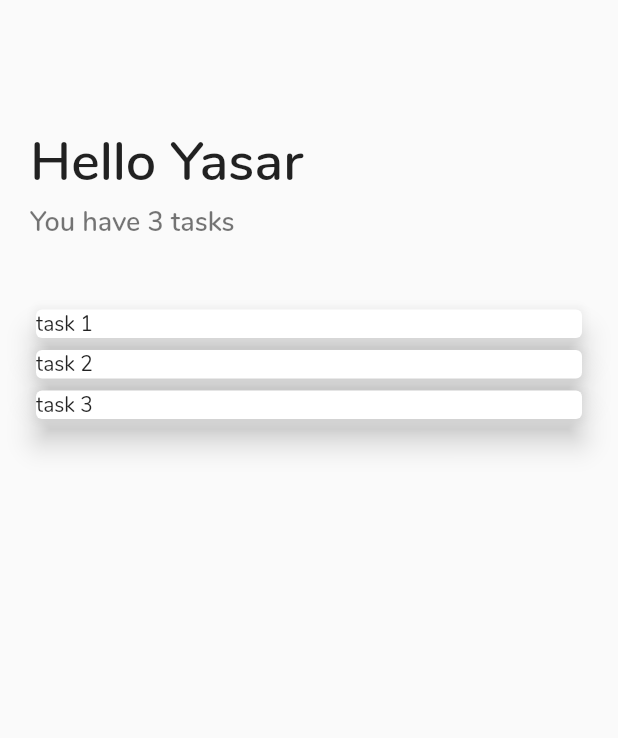
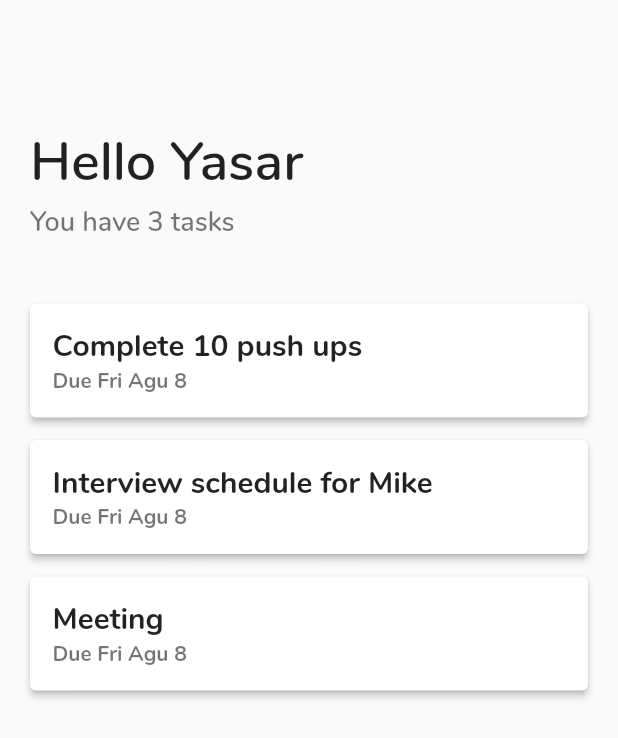
Before and after one commit to yasarb/flutter_todo, a Flutter app: the screen it shows after launch, on a phone screen of 412 x 824 dp. Shown: the top 738 px of the screen. Run offline on Flutter 3.47's test engine with Material 2 defaults, Android fonts, the phone set to English and light mode, and no system bars.

Commit message:
Add dismiss function by swiping cards

```diff
--- a/flutter_todo/lib/src/widgets/task_list.dart
+++ b/flutter_todo/lib/src/widgets/task_list.dart
@@ -14,9 +14,9 @@ class _TaskListState extends State<TaskList> {
   @override
   void initState() {
     List<Task> myList = [
-      Task('task 1', TaskStatus.postponed, 1),
-      Task('task 2', TaskStatus.postponed, 2),
-      Task('task 3', TaskStatus.postponed, 3),
+      Task('Complete 10 push ups', TaskStatus.postponed, 1),
+      Task('Interview schedule for Mike', TaskStatus.postponed, 2),
+      Task('Meeting', TaskStatus.postponed, 3),
     ];
 
     setState(() {
@@ -27,17 +27,76 @@ class _TaskListState extends State<TaskList> {
   @override
   Widget build(BuildContext context) {
     return Expanded(
-      child: Container(
-        padding: EdgeInsets.symmetric(horizontal: 20),
-        child: Container(
-          child: ListView.builder(
-            itemCount: _taskList.length,
-            itemBuilder: (context, position) {
-              return TaskListItem(_taskList[position]);
+      child: ListView.separated(
+        itemCount: _taskList.length,
+        separatorBuilder: (context, position) {
+          return SizedBox(
+            height: 15,
+          );
+        },
+        itemBuilder: (context, position) {
+          final task = _taskList[position];
+          return Dismissible(
+            key: Key(task.title),
+            onDismissed: (DismissDirection dir) {
+              setState(() => _taskList.removeAt(position));
+              Scaffold.of(context).showSnackBar(
+                SnackBar(
+                  content: Text(dir == DismissDirection.startToEnd ? "Item removed" : "Item Liked"),
+                  action: SnackBarAction(
+                      label: "UNDO",
+                      onPressed: () {
+                        setState(() => _taskList.insert(position, task));
+                      }),
+                ),
+              );
             },
-          ),
-        ),
+            background: _LeftToRight(),
+            secondaryBackground: _RightToLeft(),
+            child: TaskListItem(_taskList[position]),
+          );
+        },
       ),
     );
   }
 }
+
+class _LeftToRight extends StatelessWidget {
+  const _LeftToRight({
+    Key key,
+  }) : super(key: key);
+
+  @override
+  Widget build(BuildContext context) {
+    return Container(
+      padding: EdgeInsets.only(left: 20),
+      child: Icon(
+        Icons.check,
+        color: Colors.white,
+        size: 32,
+      ),
+      color: Colors.green,
+      alignment: Alignment.centerLeft,
+    );
+  }
+}
+
+class _RightToLeft extends StatelessWidget {
+  const _RightToLeft({
+    Key key,
+  }) : super(key: key);
+
+  @override
+  Widget build(BuildContext context) {
+    return Container(
+      padding: EdgeInsets.only(right: 20),
+      child: Icon(
+        Icons.alarm,
+        color: Colors.white,
+        size: 32,
+      ),
+      color: Colors.amber.shade700,
+      alignment: Alignment.centerRight,
+    );
+  }
+}
--- a/flutter_todo/lib/src/widgets/task_list_item.dart
+++ b/flutter_todo/lib/src/widgets/task_list_item.dart
@@ -9,8 +9,35 @@ class TaskListItem extends StatelessWidget {
   @override
   Widget build(BuildContext context) {
     return Card(
-      elevation: 8,
-      child: Text(task.title),
+      margin: EdgeInsets.symmetric(horizontal: 20),
+      elevation: 2,
+      child: Container(
+        padding: EdgeInsets.fromLTRB(15, 15, 25, 15),
+        child: Row(
+          children: <Widget>[
+            Column(
+              crossAxisAlignment: CrossAxisAlignment.start,
+              children: <Widget>[
+                Text(
+                  task.title,
+                  style: TextStyle(
+                    fontSize: 20,
+                    fontWeight: FontWeight.w800,
+                  ),
+                ),
+                Text(
+                  'Due Fri Agu 8',
+                  style: TextStyle(
+                    fontWeight: FontWeight.w700,
+                    fontSize: 14,
+                    color: Colors.black54,
+                  ),
+                ),
+              ],
+            ),
+          ],
+        ),
+      ),
     );
   }
 }
```
